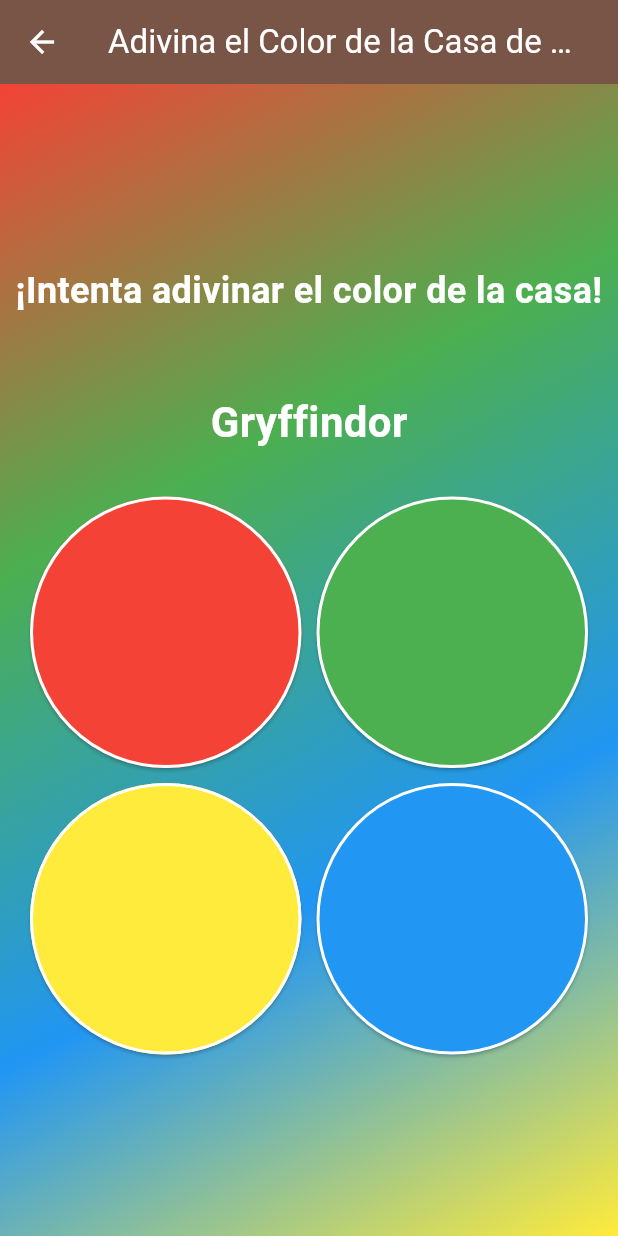
After one commit to Matias-Bussetti/Labo-flutter-app, a Flutter app: the screen it shows after launch, after a tap on "Juego: Adivina el Color", on a phone screen of 412 x 824 dp. The commit adds this screen. Run offline on Flutter 3.47's test engine with Material 3 defaults, Android fonts, the phone set to English and light mode, and no system bars; our stand-ins replace flutter_map, latlong2, shared_preferences; network calls fail.

Commit message:
agregue jueguito

```diff
--- a/lib/MainRouter.dart
+++ b/lib/MainRouter.dart
@@ -6,9 +6,10 @@ import 'package:flutter_application_1/pages/patients/PatientsListPage.dart';
 import 'package:flutter_application_1/pages/ProfilePage.dart';
 import 'package:flutter_application_1/pages/patients/PatientInfoPage.dart';
 import 'package:flutter_application_1/widgets/marvelchars/SpidermanGame.dart';
-
 import 'package:flutter_application_1/pages/harry_potter/HarryPotterListPage.dart';
 import 'package:flutter_application_1/pages/harry_potter/HarryPotterInfoPage.dart';
+import 'package:flutter_application_1/widgets/harry_potter/AdivinaElColor.dart';
+
 
 class MainRouter {
   static List<Route> routes = <Route>[
@@ -78,6 +79,15 @@ class MainRouter {
         icon: Icon(Icons.info),
         title: "Detalles del Personaje",
         show: false),
+    Route(
+        id: "harryPotterGuessColor",
+        path: '/harryPotter/guessColor',
+        widget: AdivinaElColor(),
+        icon: Icon(Icons.palette),
+        title: "Juego: Adivina el Color",
+        show: true),
+
+
 
   ];
 
--- /dev/null
+++ b/lib/widgets/harry_potter/AdivinaElColor.dart
@@ -0,0 +1,138 @@
+import 'dart:math';
+import 'package:flutter/material.dart';
+
+class AdivinaElColor extends StatefulWidget {
+  @override
+  _AdivinaElColorState createState() => _AdivinaElColorState();
+}
+
+class _AdivinaElColorState extends State<AdivinaElColor> {
+  String casaActual = '';
+  String rutaImagen = '';
+  String mensaje = '¡Intenta adivinar el color de la casa!';
+  List<Color> coloresFondo = [Colors.red, Colors.green, Colors.blue, Colors.yellow];
+  late Map<String, dynamic> casaActualData;
+
+  final Map<String, dynamic> casas = {
+    "Gryffindor": {
+      "colors": [Colors.red],
+      "image": 'lib/assets/images/gryffindor.png',
+    },
+    "Slytherin": {
+      "colors": [Colors.green],
+      "image": 'lib/assets/images/slytherin.png',
+    },
+    "Hufflepuff": {
+      "colors": [Colors.yellow],
+      "image": 'lib/assets/images/hufflepuff.png',
+    },
+    "Ravenclaw": {
+      "colors": [Colors.blue],
+      "image": 'lib/assets/images/ravenclaw.png',
+    },
+  };
+
+  @override
+  void initState() {
+    super.initState();
+    generarNuevaCasa();
+  }
+
+  void generarNuevaCasa() {
+    List<String> nombresCasas = casas.keys.toList();
+    casaActual = nombresCasas[Random().nextInt(nombresCasas.length)];
+    casaActualData = casas[casaActual]!;
+    setState(() {
+      mensaje = '¡Intenta adivinar el color de la casa!';
+      rutaImagen = '';
+    });
+  }
+
+  void verificarRespuesta(Color colorSeleccionado) {
+    if (casaActualData['colors'].contains(colorSeleccionado)) {
+      setState(() {
+        mensaje = '¡Correcto! ¡Es de $casaActual!';
+        rutaImagen = casaActualData['image'];
+      });
+    } else {
+      setState(() {
+        mensaje = '¡Es difícil recordar el color! Seguí practicando.';
+        rutaImagen = casaActualData['image'];
+      });
+    }
+    Future.delayed(const Duration(seconds: 3), () {
+      generarNuevaCasa();
+    });
+  }
+
+  @override
+  Widget build(BuildContext context) {
+    return Scaffold(
+      appBar: AppBar(
+        title: const Text('Adivina el Color de la Casa de Hogwarts'),
+        backgroundColor: Colors.brown,
+      ),
+      body: Container(
+        decoration: BoxDecoration(
+          gradient: LinearGradient(
+            begin: Alignment.topLeft,
+            end: Alignment.bottomRight,
+            colors: coloresFondo,
+          ),
+        ),
+        child: Column(
+          mainAxisAlignment: MainAxisAlignment.center,
+          children: [
+            Text(
+              mensaje,
+              textAlign: TextAlign.center,
+              style: const TextStyle(
+                fontSize: 24,
+                color: Colors.white,
+                fontWeight: FontWeight.bold,
+              ),
+            ),
+            const SizedBox(height: 20),
+            if (rutaImagen.isNotEmpty)
+              Image.asset(
+                rutaImagen,
+                height: 150,
+              ),
+            const SizedBox(height: 30),
+            Text(
+              casaActual,
+              style: const TextStyle(
+                fontSize: 28,
+                color: Colors.white,
+                fontWeight: FontWeight.bold,
+              ),
+            ),
+            const SizedBox(height: 30),
+            // Botones distribuidos simétricamente
+            GridView.count(
+              shrinkWrap: true,
+              crossAxisCount: 2, // Dos botones por fila
+              crossAxisSpacing: 10, // Espaciado horizontal
+              mainAxisSpacing: 10, // Espaciado vertical
+              padding: const EdgeInsets.symmetric(horizontal: 20),
+              children: casas.values
+                  .map<Widget>((casa) => ElevatedButton(
+                        onPressed: () => verificarRespuesta(casa['colors'][0]),
+                        style: ElevatedButton.styleFrom(
+                          backgroundColor: casa['colors'][0],
+                          padding: const EdgeInsets.all(20),
+                          side: const BorderSide(
+                            color: Colors.white, // Borde blanco
+                            width: 2.0, // Ancho del borde
+                          ),
+                        ),
+                        child: const SizedBox(), // Botón vacío porque solo muestra color
+                      ))
+                  .toList(),
+            ),
+          ],
+        ),
+      ),
+    );
+  }
+}
--- a/pubspec.yaml
+++ b/pubspec.yaml
@@ -62,6 +62,10 @@ flutter:
   assets:
       - lib/assets/images/spiderman.png
       - lib/assets/images/venom.png
+      - lib/assets/images/gryffindor.png
+      - lib/assets/images/slytherin.png
+      - lib/assets/images/hufflepuff.png
+      - lib/assets/images/ravenclaw.png
   # The following line ensures that the Material Icons font is
   # included with your application, so that you can use the icons in
   # the material Icons class.
```
Also changed, not shown: lib/assets/images/gryffindor.png (added), lib/assets/images/hufflepuff.png (added), lib/assets/images/ravenclaw.png (added), lib/assets/images/slytherin.png (added).
